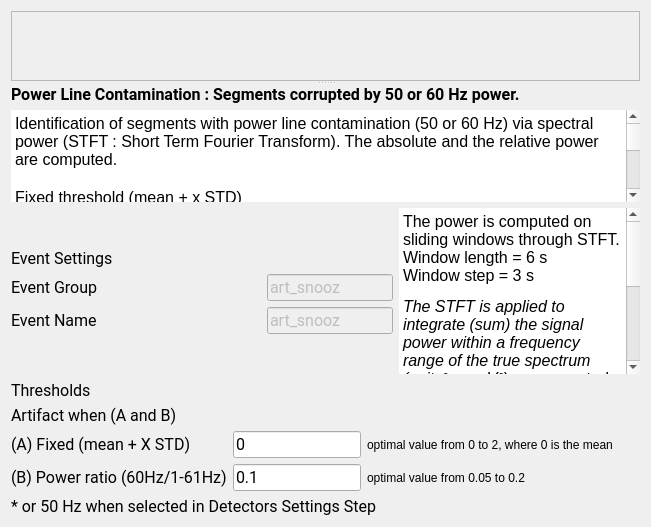
Before: the Qt Designer form tools/CEAMSTools/DetectArtifacts/PowerLineStep/Ui_PowerLineStep.ui in SnoozToolbox/snooz-package-ceams, drawn with Qt 5.
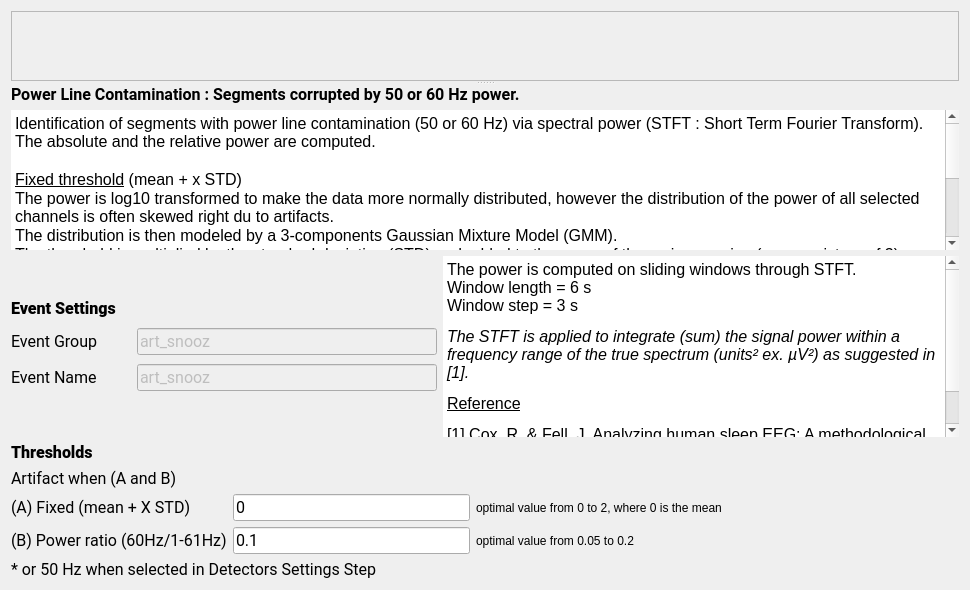
After: the same form once the commit is applied. Icons and pictures are not drawn.

Commit message: Artifact detection offers two sets of default threshold values and excludes previously marked bad channels or bad epochs.

```diff
--- a/tools/CEAMSTools/DetectArtifacts/PowerLineStep/Ui_PowerLineStep.ui
+++ b/tools/CEAMSTools/DetectArtifacts/PowerLineStep/Ui_PowerLineStep.ui
@@ -6,8 +6,8 @@
    <rect>
     <x>0</x>
     <y>0</y>
-    <width>651</width>
-    <height>527</height>
+    <width>970</width>
+    <height>590</height>
    </rect>
   </property>
   <property name="windowTitle">
@@ -24,7 +24,7 @@
      </property>
      <widget class="QScrollArea" name="scrollArea">
       <property name="sizePolicy">
-       <sizepolicy hsizetype="Expanding" vsizetype="Preferred">
+       <sizepolicy hsizetype="Expanding" vsizetype="Expanding">
         <horstretch>0</horstretch>
         <verstretch>0</verstretch>
        </sizepolicy>
@@ -41,9 +41,21 @@
          <height>164</height>
         </rect>
        </property>
+       <property name="sizePolicy">
+        <sizepolicy hsizetype="Expanding" vsizetype="Expanding">
+         <horstretch>0</horstretch>
+         <verstretch>0</verstretch>
+        </sizepolicy>
+       </property>
        <layout class="QHBoxLayout" name="horizontalLayout">
         <item>
          <widget class="QLabel" name="label_10">
+          <property name="maximumSize">
+           <size>
+            <width>16777215</width>
+            <height>150</height>
+           </size>
+          </property>
           <property name="text">
            <string/>
           </property>
@@ -60,13 +72,21 @@
      </widget>
      <widget class="QWidget" name="layoutWidget">
       <layout class="QVBoxLayout" name="verticalLayout_3">
+       <property name="sizeConstraint">
+        <enum>QLayout::SizeConstraint::SetNoConstraint</enum>
+       </property>
        <item>
         <widget class="QLabel" name="label_9">
+         <property name="sizePolicy">
+          <sizepolicy hsizetype="Preferred" vsizetype="Fixed">
+           <horstretch>0</horstretch>
+           <verstretch>0</verstretch>
+          </sizepolicy>
+         </property>
          <property name="font">
           <font>
            <family>Roboto</family>
            <pointsize>12</pointsize>
-           <weight>50</weight>
            <italic>false</italic>
            <bold>false</bold>
           </font>
@@ -84,6 +104,12 @@
            <verstretch>0</verstretch>
           </sizepolicy>
          </property>
+         <property name="maximumSize">
+          <size>
+           <width>16777215</width>
+           <height>16777215</height>
+          </size>
+         </property>
          <property name="autoFillBackground">
           <bool>true</bool>
          </property>
@@ -91,21 +117,24 @@
           <string notr="true"/>
          </property>
          <property name="frameShape">
-          <enum>QFrame::HLine</enum>
+          <enum>QFrame::Shape::NoFrame</enum>
          </property>
          <property name="frameShadow">
-          <enum>QFrame::Plain</enum>
+          <enum>QFrame::Shadow::Sunken</enum>
          </property>
          <property name="lineWidth">
-          <number>0</number>
+          <number>1</number>
          </property>
          <property name="readOnly">
           <bool>true</bool>
          </property>
          <property name="html">
           <string>&lt;!DOCTYPE HTML PUBLIC &quot;-//W3C//DTD HTML 4.0//EN&quot; &quot;http://www.w3.org/TR/REC-html40/strict.dtd&quot;&gt;
-&lt;html&gt;&lt;head&gt;&lt;meta name=&quot;qrichtext&quot; content=&quot;1&quot; /&gt;&lt;style type=&quot;text/css&quot;&gt;
+&lt;html&gt;&lt;head&gt;&lt;meta name=&quot;qrichtext&quot; content=&quot;1&quot; /&gt;&lt;meta charset=&quot;utf-8&quot; /&gt;&lt;style type=&quot;text/css&quot;&gt;
 p, li { white-space: pre-wrap; }
+hr { height: 1px; border-width: 0; }
+li.unchecked::marker { content: &quot;\2610&quot;; }
+li.checked::marker { content: &quot;\2612&quot;; }
 &lt;/style&gt;&lt;/head&gt;&lt;body style=&quot; font-family:'Roboto'; font-size:12pt; font-weight:400; font-style:normal;&quot;&gt;
 &lt;p style=&quot; margin-top:0px; margin-bottom:0px; margin-left:0px; margin-right:0px; -qt-block-indent:0; text-indent:0px;&quot;&gt;Identification of segments with power line contamination (50 or 60 Hz) via spectral power (STFT : Short Term Fourier Transform). The absolute and the relative power are computed. &lt;/p&gt;
 &lt;p style=&quot;-qt-paragraph-type:empty; margin-top:0px; margin-bottom:0px; margin-left:0px; margin-right:0px; -qt-block-indent:0; text-indent:0px;&quot;&gt;&lt;br /&gt;&lt;/p&gt;
@@ -127,16 +156,22 @@
     </widget>
    </item>
    <item>
-    <layout class="QGridLayout" name="gridLayout_2">
-     <item row="0" column="0">
+    <layout class="QHBoxLayout" name="horizontalLayout_4">
+     <property name="sizeConstraint">
+      <enum>QLayout::SizeConstraint::SetDefaultConstraint</enum>
+     </property>
+     <item>
       <layout class="QVBoxLayout" name="verticalLayout">
+       <property name="sizeConstraint">
+        <enum>QLayout::SizeConstraint::SetNoConstraint</enum>
+       </property>
        <item>
-        <spacer name="verticalSpacer_2">
+        <spacer name="verticalSpacer">
          <property name="orientation">
           <enum>Qt::Vertical</enum>
          </property>
          <property name="sizeType">
-          <enum>QSizePolicy::Fixed</enum>
+          <enum>QSizePolicy::Policy::Preferred</enum>
          </property>
          <property name="sizeHint" stdset="0">
           <size>
@@ -164,31 +199,41 @@
           <font>
            <family>Roboto</family>
            <pointsize>12</pointsize>
-           <weight>50</weight>
            <italic>false</italic>
            <bold>false</bold>
           </font>
          </property>
          <property name="text">
-          <string>Event Settings</string>
+          <string>&lt;html&gt;&lt;head/&gt;&lt;body&gt;&lt;p&gt;&lt;span style=&quot; font-weight:700;&quot;&gt;Event Settings&lt;/span&gt;&lt;/p&gt;&lt;/body&gt;&lt;/html&gt;</string>
          </property>
         </widget>
        </item>
        <item>
-        <layout class="QFormLayout" name="formLayout">
-         <item row="0" column="0">
+        <layout class="QHBoxLayout" name="horizontalLayout_2">
+         <item>
           <widget class="QLabel" name="label_3">
+           <property name="sizePolicy">
+            <sizepolicy hsizetype="Fixed" vsizetype="Fixed">
+             <horstretch>0</horstretch>
+             <verstretch>0</verstretch>
+            </sizepolicy>
+           </property>
            <property name="minimumSize">
             <size>
-             <width>140</width>
+             <width>120</width>
              <height>0</height>
             </size>
            </property>
+           <property name="maximumSize">
+            <size>
+             <width>120</width>
+             <height>16777215</height>
+            </size>
+           </property>
            <property name="font">
             <font>
              <family>Roboto</family>
              <pointsize>12</pointsize>
-             <weight>50</weight>
              <italic>false</italic>
              <bold>false</bold>
             </font>
@@ -198,14 +243,26 @@
            </property>
           </widget>
          </item>
-         <item row="0" column="1">
+         <item>
           <widget class="QLineEdit" name="group_lineEdit">
            <property name="enabled">
             <bool>false</bool>
            </property>
+           <property name="sizePolicy">
+            <sizepolicy hsizetype="Fixed" vsizetype="Fixed">
+             <horstretch>0</horstretch>
+             <verstretch>0</verstretch>
+            </sizepolicy>
+           </property>
+           <property name="minimumSize">
+            <size>
+             <width>300</width>
+             <height>0</height>
+            </size>
+           </property>
            <property name="maximumSize">
             <size>
-             <width>250</width>
+             <width>300</width>
              <height>16777215</height>
             </size>
            </property>
@@ -213,7 +270,6 @@
             <font>
              <family>Roboto</family>
              <pointsize>12</pointsize>
-             <weight>50</weight>
              <italic>false</italic>
              <bold>false</bold>
             </font>
@@ -226,19 +282,37 @@
            </property>
           </widget>
          </item>
-         <item row="1" column="0">
+        </layout>
+       </item>
+       <item>
+        <layout class="QHBoxLayout" name="horizontalLayout_3">
+         <property name="sizeConstraint">
+          <enum>QLayout::SizeConstraint::SetDefaultConstraint</enum>
+         </property>
+         <item>
           <widget class="QLabel" name="label_11">
+           <property name="sizePolicy">
+            <sizepolicy hsizetype="Fixed" vsizetype="Fixed">
+             <horstretch>0</horstretch>
+             <verstretch>0</verstretch>
+            </sizepolicy>
+           </property>
            <property name="minimumSize">
             <size>
-             <width>250</width>
+             <width>120</width>
              <height>0</height>
             </size>
            </property>
+           <property name="maximumSize">
+            <size>
+             <width>120</width>
+             <height>16777215</height>
+            </size>
+           </property>
            <property name="font">
             <font>
              <family>Roboto</family>
              <pointsize>12</pointsize>
-             <weight>50</weight>
              <italic>false</italic>
              <bold>false</bold>
             </font>
@@ -248,14 +322,26 @@
            </property>
           </widget>
          </item>
-         <item row="1" column="1">
+         <item>
           <widget class="QLineEdit" name="name_rel_lineEdit">
            <property name="enabled">
             <bool>false</bool>
            </property>
+           <property name="sizePolicy">
+            <sizepolicy hsizetype="Fixed" vsizetype="Fixed">
+             <horstretch>0</horstretch>
+             <verstretch>0</verstretch>
+            </sizepolicy>
+           </property>
+           <property name="minimumSize">
+            <size>
+             <width>300</width>
+             <height>0</height>
+            </size>
+           </property>
            <property name="maximumSize">
             <size>
-             <width>250</width>
+             <width>300</width>
              <height>16777215</height>
             </size>
            </property>
@@ -263,7 +349,6 @@
             <font>
              <family>Roboto</family>
              <pointsize>12</pointsize>
-             <weight>50</weight>
              <italic>false</italic>
              <bold>false</bold>
             </font>
@@ -278,10 +363,38 @@
          </item>
         </layout>
        </item>
+       <item>
+        <spacer name="verticalSpacer_2">
+         <property name="orientation">
+          <enum>Qt::Orientation::Vertical</enum>
+         </property>
+         <property name="sizeType">
+          <enum>QSizePolicy::Policy::Preferred</enum>
+         </property>
+         <property name="sizeHint" stdset="0">
+          <size>
+           <width>20</width>
+           <height>40</height>
+          </size>
+         </property>
+        </spacer>
+       </item>
       </layout>
      </item>
-     <item row="0" column="1" rowspan="2">
+     <item>
       <widget class="QTextEdit" name="settings_textEdit">
+       <property name="minimumSize">
+        <size>
+         <width>0</width>
+         <height>0</height>
+        </size>
+       </property>
+       <property name="maximumSize">
+        <size>
+         <width>16777215</width>
+         <height>200</height>
+        </size>
+       </property>
        <property name="focusPolicy">
         <enum>Qt::NoFocus</enum>
        </property>
@@ -298,21 +411,24 @@
         <string notr="true"/>
        </property>
        <property name="frameShape">
-        <enum>QFrame::HLine</enum>
+        <enum>QFrame::Shape::NoFrame</enum>
        </property>
        <property name="frameShadow">
-        <enum>QFrame::Plain</enum>
+        <enum>QFrame::Shadow::Sunken</enum>
        </property>
        <property name="lineWidth">
-        <number>0</number>
+        <number>1</number>
        </property>
        <property name="readOnly">
         <bool>true</bool>
        </property>
        <property name="html">
         <string>&lt;!DOCTYPE HTML PUBLIC &quot;-//W3C//DTD HTML 4.0//EN&quot; &quot;http://www.w3.org/TR/REC-html40/strict.dtd&quot;&gt;
-&lt;html&gt;&lt;head&gt;&lt;meta name=&quot;qrichtext&quot; content=&quot;1&quot; /&gt;&lt;style type=&quot;text/css&quot;&gt;
+&lt;html&gt;&lt;head&gt;&lt;meta name=&quot;qrichtext&quot; content=&quot;1&quot; /&gt;&lt;meta charset=&quot;utf-8&quot; /&gt;&lt;style type=&quot;text/css&quot;&gt;
 p, li { white-space: pre-wrap; }
+hr { height: 1px; border-width: 0; }
+li.unchecked::marker { content: &quot;\2610&quot;; }
+li.checked::marker { content: &quot;\2612&quot;; }
 &lt;/style&gt;&lt;/head&gt;&lt;body style=&quot; font-family:'Roboto'; font-size:12pt; font-weight:400; font-style:normal;&quot;&gt;
 &lt;p style=&quot; margin-top:12px; margin-bottom:12px; margin-left:0px; margin-right:0px; -qt-block-indent:0; text-indent:0px;&quot;&gt;&lt;span style=&quot; color:#000000;&quot;&gt;The power is computed on sliding windows through STFT.&lt;br /&gt;Window length = 6 s&lt;br /&gt;Window step = 3 s &lt;/span&gt;&lt;/p&gt;
 &lt;p style=&quot; margin-top:12px; margin-bottom:12px; margin-left:0px; margin-right:0px; -qt-block-indent:0; text-indent:0px;&quot;&gt;&lt;span style=&quot; font-style:italic; color:#000000;&quot;&gt;The STFT is applied to integrate (sum) the signal power within a frequency range of the true spectrum (units² ex. µV²) as suggested in [1].&lt;/span&gt;&lt;/p&gt;
@@ -321,22 +437,6 @@
        </property>
       </widget>
      </item>
-     <item row="1" column="0">
-      <spacer name="verticalSpacer">
-       <property name="orientation">
-        <enum>Qt::Vertical</enum>
-       </property>
-       <property name="sizeType">
-        <enum>QSizePolicy::Fixed</enum>
-       </property>
-       <property name="sizeHint" stdset="0">
-        <size>
-         <width>20</width>
-         <height>40</height>
-        </size>
-       </property>
-      </spacer>
-     </item>
     </layout>
    </item>
    <item>
@@ -359,13 +459,12 @@
         <font>
          <family>Roboto</family>
          <pointsize>12</pointsize>
-         <weight>50</weight>
          <italic>false</italic>
          <bold>false</bold>
         </font>
        </property>
        <property name="text">
-        <string>Thresholds </string>
+        <string>&lt;html&gt;&lt;head/&gt;&lt;body&gt;&lt;p&gt;&lt;span style=&quot; font-weight:700;&quot;&gt;Thresholds &lt;/span&gt;&lt;/p&gt;&lt;/body&gt;&lt;/html&gt;</string>
        </property>
       </widget>
      </item>
@@ -375,7 +474,6 @@
         <font>
          <family>Roboto</family>
          <pointsize>12</pointsize>
-         <weight>50</weight>
          <italic>false</italic>
          <bold>false</bold>
         </font>
@@ -399,7 +497,6 @@
           <font>
            <family>Roboto</family>
            <pointsize>12</pointsize>
-           <weight>50</weight>
            <italic>false</italic>
            <bold>false</bold>
           </font>
@@ -428,7 +525,6 @@
           <font>
            <family>Roboto</family>
            <pointsize>12</pointsize>
-           <weight>50</weight>
            <italic>false</italic>
            <bold>false</bold>
           </font>
@@ -444,7 +540,6 @@
           <font>
            <family>Roboto</family>
            <pointsize>12</pointsize>
-           <weight>50</weight>
            <italic>false</italic>
            <bold>false</bold>
           </font>
@@ -469,7 +564,6 @@
           <font>
            <family>Roboto</family>
            <pointsize>12</pointsize>
-           <weight>50</weight>
            <italic>false</italic>
            <bold>false</bold>
           </font>
@@ -510,7 +604,6 @@
         <font>
          <family>Roboto</family>
          <pointsize>12</pointsize>
-         <weight>50</weight>
          <italic>false</italic>
          <bold>false</bold>
         </font>
@@ -520,24 +613,24 @@
        </property>
       </widget>
      </item>
+     <item>
+      <spacer name="verticalSpacer_3">
+       <property name="orientation">
+        <enum>Qt::Orientation::Vertical</enum>
+       </property>
+       <property name="sizeType">
+        <enum>QSizePolicy::Policy::Preferred</enum>
+       </property>
+       <property name="sizeHint" stdset="0">
+        <size>
+         <width>20</width>
+         <height>10</height>
+        </size>
+       </property>
+      </spacer>
+     </item>
     </layout>
    </item>
-   <item>
-    <spacer name="verticalSpacer_4">
-     <property name="orientation">
-      <enum>Qt::Vertical</enum>
-     </property>
-     <property name="sizeType">
-      <enum>QSizePolicy::Expanding</enum>
-     </property>
-     <property name="sizeHint" stdset="0">
-      <size>
-       <width>20</width>
-       <height>40</height>
-      </size>
-     </property>
-    </spacer>
-   </item>
   </layout>
  </widget>
  <resources>
```
Left out of the diff: 16 changed lines with no effect on the pictures. The commit also changes 33 other files.
